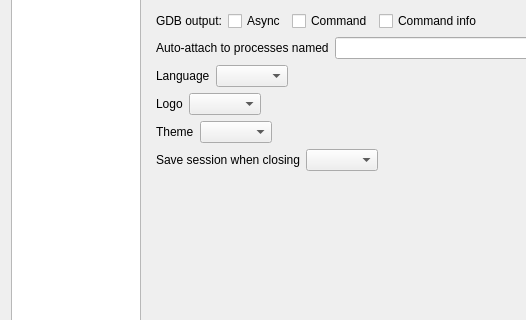
Qt form GUI/Widgets/Settings/Form/SettingsDialog.ui (korcankaraokcu/PINCE) before a commit; both pictures show x 0 to 526 and y 137 to 457 of the 884 by 633 pixel window.
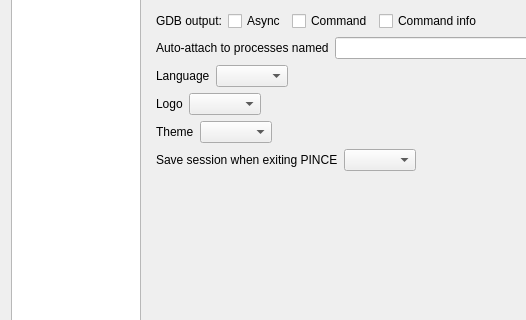
The same form after that commit.

Commit message: Fix save session on exit being able to block PINCE from closing

Patch:
```diff
--- a/GUI/Widgets/Settings/Form/SettingsDialog.ui
+++ b/GUI/Widgets/Settings/Form/SettingsDialog.ui
@@ -368,7 +368,7 @@
                <item>
                 <widget class="QLabel" name="label_5">
                  <property name="text">
-                  <string>Save session when closing</string>
+                  <string>Save session when exiting PINCE</string>
                  </property>
                 </widget>
                </item>
```
The commit also changes 5 other files.
